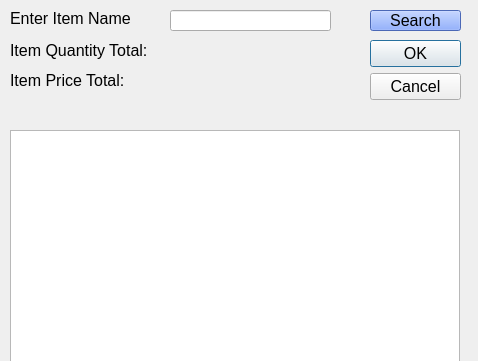
Before: the Qt Designer form itemdisplay.ui in P4TOO/BulkClub-System, drawn with Qt 5; both pictures show x 0 to 478 and y 0 to 361 of the 478 by 747 pixel window.
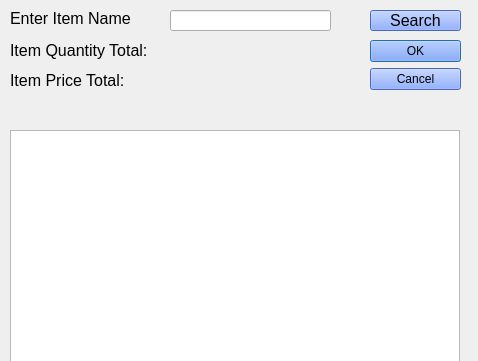
After: the same form once the commit is applied.

Commit message: added colors to all completed ui windows

What changed in the file:
```diff
--- a/itemdisplay.ui
+++ b/itemdisplay.ui
@@ -27,6 +27,9 @@
      <pointsize>12</pointsize>
     </font>
    </property>
+   <property name="styleSheet">
+    <string notr="true">background-color: rgb(105, 146, 255)</string>
+   </property>
    <property name="orientation">
     <enum>Qt::Vertical</enum>
    </property>
```
The commit also changes 8 other files.
